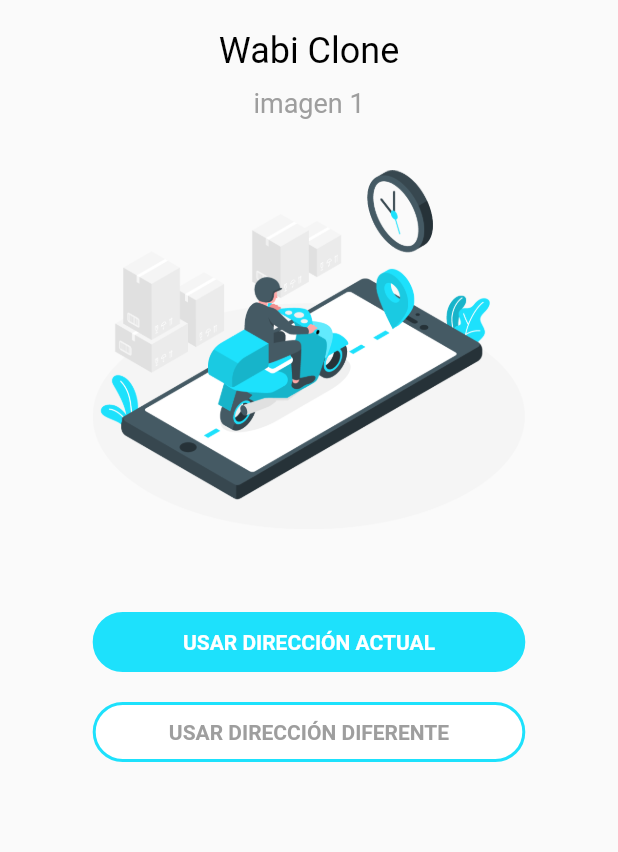
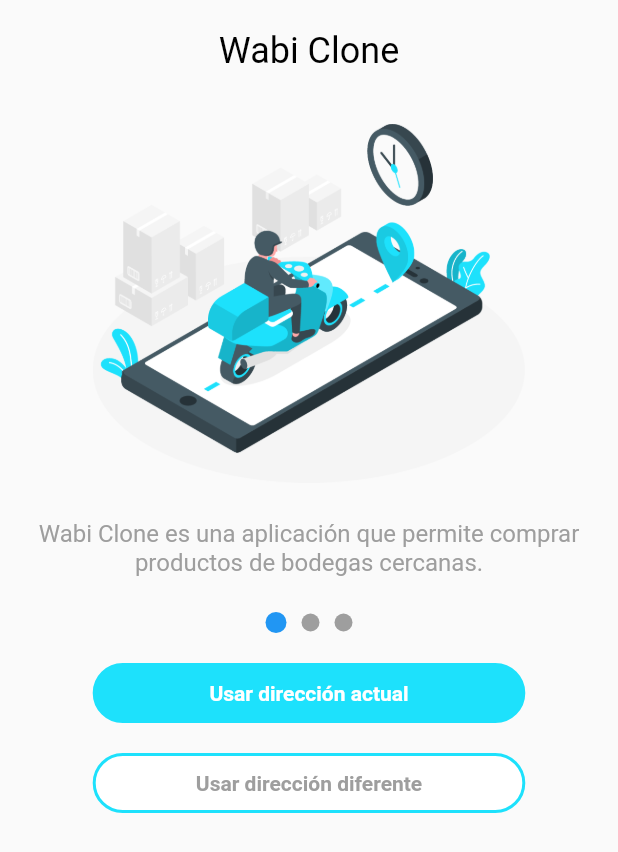
Before and after one commit to DarienRomero/RappiClone, a Flutter app: the screen it shows after launch, on a phone screen of 412 x 824 dp. Shown: the top 852 px of the screen. Run offline on Flutter 3.47's test engine with Material 2 defaults, Android fonts, the phone set to English and light mode, and no system bars.

```diff
--- a/lib/boton_personalizado.dart
+++ b/lib/boton_personalizado.dart
@@ -5,16 +5,27 @@
   final Color colorTexto;
   final double bottomMargin;
   final Color backgroundColor;
+  final Widget destino;
   BotonPersonalizado({
     this.texto,
     this.width,
     this.colorTexto,
     this.bottomMargin,
-    this.backgroundColor
+    this.backgroundColor,
+    this.destino
   });
   @override
   Widget build(BuildContext context) {
-    return Container(
+    return InkWell(
+      onTap: (){
+        Navigator.push(
+          context,
+          MaterialPageRoute(
+            builder: (context) => destino
+          )
+        );
+      },
+      child: Container(
         margin: EdgeInsets.only(bottom: bottomMargin),
         width: width,
         padding: EdgeInsets.symmetric(vertical: 10),
@@ -34,6 +45,7 @@
           ),
           borderRadius: BorderRadius.circular(20.0),
         ),
+      ),
     );
   }
 }
--- a/lib/onboarding_page.dart
+++ b/lib/onboarding_page.dart
@@ -1,15 +1,25 @@
 import 'package:flutter/material.dart';
+import 'package:provider/provider.dart';
+import 'package:wabi_clone/app_pages.dart';
 import 'package:wabi_clone/boton_personalizado.dart';
+import 'package:wabi_clone/slider_model.dart';
 import 'package:wabi_clone/texto_personalizado.dart';
 import 'package:wabi_clone/slideshow.dart';
 
-class OnboardingPage extends StatelessWidget {
+class OnboardingPage extends StatefulWidget {
+  @override
+  _OnboardingPageState createState() => _OnboardingPageState();
+}
+
+class _OnboardingPageState extends State<OnboardingPage> {
   @override
   Widget build(BuildContext context) {
-    return Scaffold(
+    return ChangeNotifierProvider(
+      create: (_) => SliderModel(),
+      child: Scaffold(
         body: SafeArea(
           child: Container(
-          padding: EdgeInsets.only(top: 20),
+            margin: EdgeInsets.all(20),
             //SingleChildScrollView es para evitar que los elementos se desborder por la parte
             //inferior de la pantalla
             child: SingleChildScrollView(
@@ -18,21 +28,26 @@
                 children: <Widget>[
                   TextoPersonalizado("Wabi Clone", 24, Colors.black),
                   SlideShow(),
+                  _Dots(),
+                  Container(height: 20),
                   BotonPersonalizado(
-                  texto: "USAR DIRECCIÓN ACTUAL",
+                    texto: "Usar dirección actual",
                     width: MediaQuery.of(context).size.width * 0.7,
                     colorTexto: Colors.white,
                     bottomMargin: 20,
                     backgroundColor: Color(0xff1de1fc),
+                    destino: AppPages()
                   ),
                   BotonPersonalizado(
-                  texto: "USAR DIRECCIÓN DIFERENTE",
+                    texto: "Usar dirección diferente",
                     width: MediaQuery.of(context).size.width * 0.7,
                     colorTexto: Colors.grey,
                     bottomMargin :20,
                     backgroundColor: Colors.white,
+                    destino: AppPages()
                   ),
                 ]
+              ),
             ),
           ),
         ),
@@ -40,3 +55,43 @@
     );
   }
 }
+class _Dots extends StatelessWidget {
+  @override
+  Widget build(BuildContext context) {
+    return Container(
+      width: double.infinity,
+      child: Row(
+        mainAxisAlignment: MainAxisAlignment.center,
+        children: <Widget>[
+          _Dot(0),
+          _Dot(1),
+          _Dot(2),
+        ],
+      ),
+    );
+  }
+}
+
+class _Dot extends StatelessWidget {
+  final int index;
+
+  _Dot(
+    this.index
+  );
+
+  @override
+  Widget build(BuildContext context) {
+
+    final double pageViewIndex = Provider.of<SliderModel>(context).currentPage;
+
+    return AnimatedContainer(
+      duration: Duration(milliseconds: 200),
+      width: (pageViewIndex >= index - 0.5 && pageViewIndex < index + 0.5 ) ? 14: 12,
+      height: (pageViewIndex >= index - 0.5 && pageViewIndex < index + 0.5 ) ? 14 : 12,
+      margin: EdgeInsets.symmetric(horizontal: 5),
+      decoration: BoxDecoration(
+        shape: BoxShape.circle,
+        color: (pageViewIndex >= index - 0.5 && pageViewIndex < index + 0.5 ) ? Colors.blue : Colors.grey)
+      );
+  }
+}
--- /dev/null
+++ b/lib/slider_model.dart
@@ -0,0 +1,14 @@
+import 'package:flutter/cupertino.dart';
+
+class SliderModel with ChangeNotifier{
+  double _currentPage = 0;
+
+  double get currentPage => this._currentPage;
+
+  set currentPage(double currentPage){
+    this._currentPage = currentPage;
+    notifyListeners();
+  }
+
+
+}
--- a/lib/slideshow.dart
+++ b/lib/slideshow.dart
@@ -1,24 +1,48 @@
 import 'package:flutter/material.dart';
+import 'package:provider/provider.dart';
+import 'package:wabi_clone/slider_model.dart';
 import 'package:wabi_clone/texto_personalizado.dart';
-class SlideShow extends StatelessWidget {
+class SlideShow extends StatefulWidget {
+  @override
+  _SlideShowState createState() => _SlideShowState();
+}
+
+class _SlideShowState extends State<SlideShow> {
+
+  PageController pageController = new PageController();
+
+  @override
+  void initState() {
+    pageController.addListener(() {
+      //print(pageController.page);
+      Provider.of<SliderModel>(context, listen: false).currentPage = pageController.page;
+    });
+    super.initState();
+  }
+  @override
+  void dispose() {
+    pageController.dispose();
+    super.dispose();
+  }
   @override
   Widget build(BuildContext context) {
     return Container(
-      child: SizedBox(
+      child:SizedBox(
         height: 350,
         child: PageView(
+          controller: pageController,
           children: <Widget>[
             _Slide(
               "assets/images/slide1.png",
-              "imagen 1"
+              "Wabi Clone es una aplicación que permite comprar productos de bodegas cercanas."
             ),
             _Slide(
               "assets/images/slide2.png",
-              "imagen 2"
+              "Para comprar, simplemente busca los productos de tu interés y añadelos al carrito.",
             ),
             _Slide(
               "assets/images/slide3.png",
-              "imagen 3"
+              "Wabi Clone se encargará de enviarte los productos comprados hasta tu domicilio."
             ),
           ]
         ),
@@ -37,7 +61,6 @@
   Widget build(BuildContext context) {
     return Column(
       children: [
-        TextoPersonalizado(descripcion, 18, Colors.grey),
         Container(
           width: MediaQuery.of(context).size.width * 0.7,
           height: MediaQuery.of(context).size.width * 0.7,
@@ -45,6 +68,7 @@
             image: AssetImage(ruta)
           )
         ),
+        TextoPersonalizado(descripcion, 16, Colors.grey),
       ],
     );
   }
--- a/lib/texto_personalizado.dart
+++ b/lib/texto_personalizado.dart
@@ -15,6 +15,7 @@
       margin: EdgeInsets.only(bottom: 10),
       child: Text(
         text,
+        textAlign: TextAlign.center,
         style: TextStyle(
           fontSize: textSize,
           color: textColor
--- a/pubspec.yaml
+++ b/pubspec.yaml
@@ -28,6 +28,7 @@
   # The following adds the Cupertino Icons font to your application.
   # Use with the CupertinoIcons class for iOS style icons.
   cupertino_icons: ^0.1.3
+  provider: ^4.3.2+2
 
 dev_dependencies:
   flutter_test:
```
Also changed, not shown: lib/app_pages.dart (added, +59 -0 lines), assets/images/bebidas.png (added), assets/images/dulces.png (added), assets/images/frutas.png (added), assets/images/verduras.png (added), pubspec.lock. Lines whose indentation alone changed are shown as unchanged.
